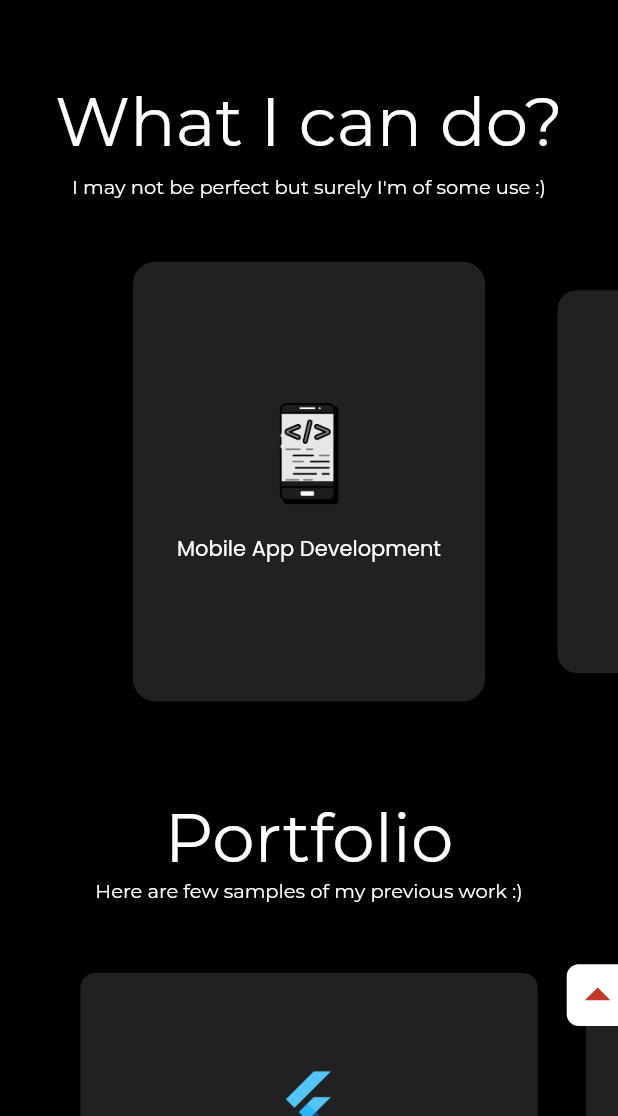
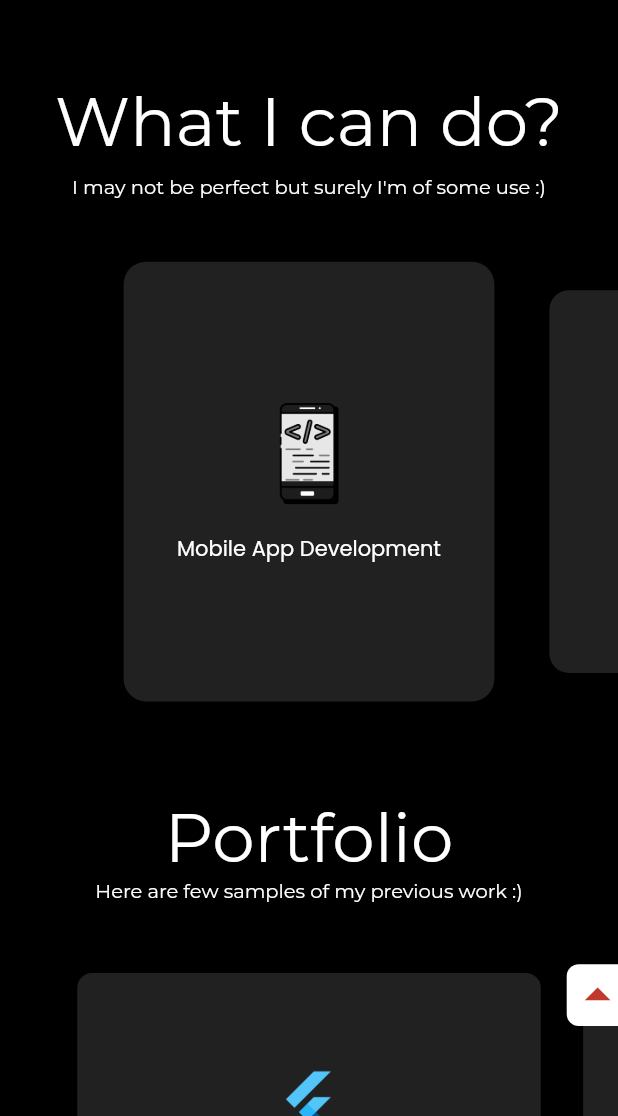
Before and after one commit to Arham07/Devfolio, a Flutter app: the screen it shows after launch, scrolled down 1728 dp, on a phone screen of 412 x 824 dp, the part 120-1236 px from its top. Run offline on Flutter 3.47's test engine with Material 2 defaults, Android fonts, the phone set to English and light mode, and no system bars; drawn by our look-alikes of carousel_slider, flip_card; our stand-ins replace animated_text_kit, font_awesome_flutter; missing offline and left inert: universal_html.

Commit message:
Services and Portfolio Mob/Tab Done

```diff
--- a/lib/sections/services/services_mobile.dart
+++ b/lib/sections/services/services_mobile.dart
@@ -32,8 +32,6 @@ class ServiceMobile extends StatelessWidget {
               serviceIcon: ServicesUtils.servicesIcons[i],
               serviceTitle: ServicesUtils.servicesTitles[i],
               serviceDescription: ServicesUtils.servicesDescription[i],
-              cardHeight: height * 0.035,
-              cardWidth:width * 0.62,
             ),
           ),
           options: CarouselOptions(
--- a/lib/sections/services/widget/service_cards.dart
+++ b/lib/sections/services/widget/service_cards.dart
@@ -13,16 +13,12 @@ class ServiceCard extends StatefulWidget {
   final String serviceIcon;
   final String serviceTitle;
   final String serviceDescription;
-  final double? cardWidth;
-  final double? cardHeight;
 
   const ServiceCard({
     Key? key,
     required this.serviceIcon,
     required this.serviceTitle,
     required this.serviceDescription,
-    this.cardWidth,
-    this.cardHeight,
   }) : super(key: key);
 
   @override
@@ -62,7 +58,7 @@ class _ServiceCardState extends State<ServiceCard> {
         back: Container(
           width: Responsive.isDesktop(context)
               ? size.width * 0.20
-              : size.width * 0.57,
+              : size.width * 0.6,
           height: Responsive.isDesktop(context)
               ? size.height * 0.35
               : size.height * 0.28,
@@ -96,7 +92,7 @@ class _ServiceCardState extends State<ServiceCard> {
           // height: size.height * 0.035,
           width: Responsive.isDesktop(context)
               ? size.width * 0.20
-              : size.width * 0.57,
+              : size.width * 0.6,
           height: Responsive.isDesktop(context)
               ? size.height * 0.35
               : size.height * 0.28,
--- a/lib/widgets/project_card.dart
+++ b/lib/widgets/project_card.dart
@@ -64,7 +64,7 @@ class ProjectCardState extends State<ProjectCard> {
             : null,
         // width: width * 0.78,
         // height: height * 0.20,
-        width: Responsive.isDesktop(context) ? width * 0.32 : width * 0.74,
+        width: Responsive.isDesktop(context) ? width * 0.32 : width * 0.75,
         height: Responsive.isDesktop(context) ? height * 0.38 : height * 0.22,
         decoration: BoxDecoration(
           color: themeChanger.isDark ? Colors.grey.shade900 : Colors.white,
```
Also changed, not shown: lib/sections/services/widget/services_back_card.dart (+5 -5 lines).
